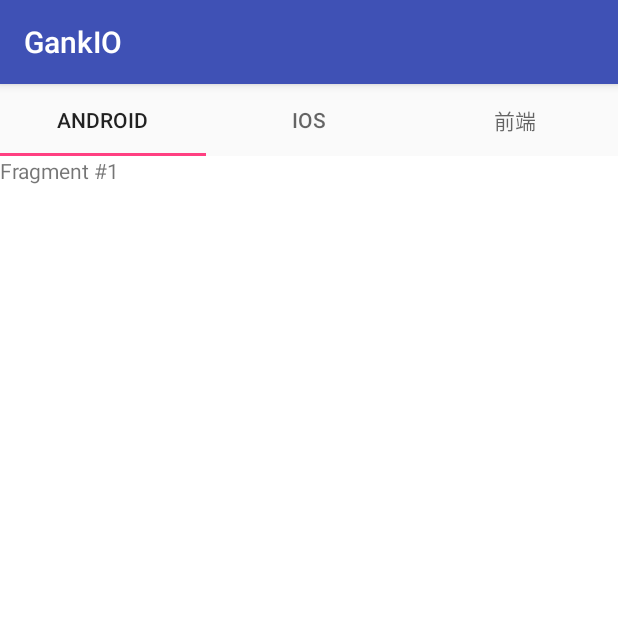
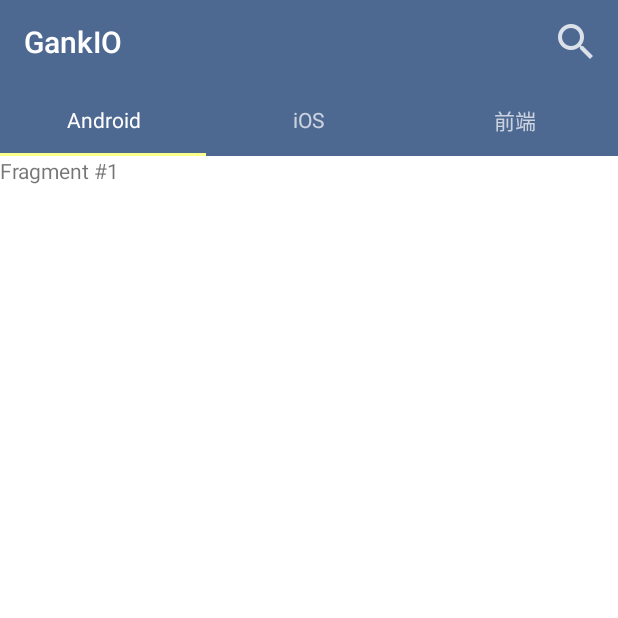
Before and after one commit to jp1017/GankIO, an Android app: the screen it shows after launch (MainActivity), on a phone screen of 412 x 824 dp, the top half of it. Run offline under Robolectric (Android 15) with nearby library versions, the phone set to English and light mode, and no system bars.

Commit message:
change some colors

```diff
--- a/app/src/main/java/com/zhaochunqi/android/gankio/MainActivity.java
+++ b/app/src/main/java/com/zhaochunqi/android/gankio/MainActivity.java
@@ -1,9 +1,15 @@
 package com.zhaochunqi.android.gankio;
 
+import android.os.Build;
 import android.os.Bundle;
 import android.support.design.widget.TabLayout;
 import android.support.v4.view.ViewPager;
 import android.support.v7.app.AppCompatActivity;
+import android.support.v7.widget.Toolbar;
+import android.view.Menu;
+import android.view.MenuInflater;
+import android.view.Window;
+import android.view.WindowManager;
 
 public class MainActivity extends AppCompatActivity {
 
@@ -12,10 +18,27 @@ public class MainActivity extends AppCompatActivity {
         super.onCreate(savedInstanceState);
         setContentView(R.layout.activity_main);
 
+        Toolbar toolbar = (Toolbar) findViewById(R.id.toolbar);
+        setSupportActionBar(toolbar);
+
         ViewPager viewPager = (ViewPager) findViewById(R.id.viewpager);
         viewPager.setAdapter(new ContentFragmentPagerAdapter(getSupportFragmentManager()));
 
         TabLayout tabLayout = (TabLayout) findViewById(R.id.sliding_tabs);
         tabLayout.setupWithViewPager(viewPager);
+
+        if (Build.VERSION.SDK_INT >= Build.VERSION_CODES.LOLLIPOP) {
+            Window window = getWindow();
+            window.addFlags(WindowManager.LayoutParams.FLAG_DRAWS_SYSTEM_BAR_BACKGROUNDS);
+            window.setStatusBarColor(getResources().getColor(R.color.statusBar, null));
+        }
+
+    }
+
+    @Override
+    public boolean onCreateOptionsMenu(Menu menu) {
+        MenuInflater menuInflater = getMenuInflater();
+        menuInflater.inflate(R.menu.menu, menu);
+        return true;
     }
 }
--- /dev/null
+++ b/app/src/main/res/drawable/ic_search_black_24dp.xml
@@ -0,0 +1,9 @@
+<vector xmlns:android="http://schemas.android.com/apk/res/android"
+        android:width="24dp"
+        android:height="24dp"
+        android:viewportWidth="24.0"
+        android:viewportHeight="24.0">
+    <path
+        android:fillColor="#FF000000"
+        android:pathData="M15.5,14h-0.79l-0.28,-0.27C15.41,12.59 16,11.11 16,9.5 16,5.91 13.09,3 9.5,3S3,5.91 3,9.5 5.91,16 9.5,16c1.61,0 3.09,-0.59 4.23,-1.57l0.27,0.28v0.79l5,4.99L20.49,19l-4.99,-5zM9.5,14C7.01,14 5,11.99 5,9.5S7.01,5 9.5,5 14,7.01 14,9.5 11.99,14 9.5,14z"/>
+</vector>
--- a/app/src/main/res/layout/activity_main.xml
+++ b/app/src/main/res/layout/activity_main.xml
@@ -5,11 +5,24 @@
               android:layout_height="match_parent"
               android:orientation="vertical">
 
+    <android.support.v7.widget.Toolbar
+        android:id="@+id/toolbar"
+        android:layout_width="match_parent"
+        android:layout_height="wrap_content"
+        android:background="?attr/colorPrimary"
+        android:minHeight="?attr/actionBarSize"
+        app:titleTextColor="@android:color/white">
+    </android.support.v7.widget.Toolbar>
+
     <android.support.design.widget.TabLayout
         android:id="@+id/sliding_tabs"
         android:layout_width="match_parent"
         android:layout_height="wrap_content"
-        app:tabMode="fixed"/>
+        android:background="@color/colorPrimary"
+        app:tabMode="fixed"
+        app:tabSelectedTextColor="#FFFFFF"
+        app:tabTextAppearance="@android:style/TextAppearance.Widget.TabWidget"
+        app:tabTextColor="#B3FFFFFF"/>
 
     <android.support.v4.view.ViewPager
         android:id="@+id/viewpager"
--- /dev/null
+++ b/app/src/main/res/menu/menu.xml
@@ -0,0 +1,12 @@
+<?xml version="1.0" encoding="utf-8"?>
+<menu xmlns:android="http://schemas.android.com/apk/res/android"
+      xmlns:app="http://schemas.android.com/apk/res-auto">
+
+    <item
+        android:id="@+id/search"
+        android:icon="@drawable/search"
+        android:title="search"
+        app:showAsAction="always"
+        >
+    </item>
+</menu>
--- a/app/src/main/res/values/colors.xml
+++ b/app/src/main/res/values/colors.xml
@@ -1,6 +1,7 @@
 <?xml version="1.0" encoding="utf-8"?>
 <resources>
-    <color name="colorPrimary">#3F51B5</color>
+    <color name="colorPrimary">#4D6992</color>
     <color name="colorPrimaryDark">#303F9F</color>
-    <color name="colorAccent">#FF4081</color>
+    <color name="colorAccent">#FFFF8C</color>
+    <color name="statusBar">#FF375683</color>
 </resources>
--- a/app/src/main/res/values/styles.xml
+++ b/app/src/main/res/values/styles.xml
@@ -1,7 +1,7 @@
 <resources>
 
     <!-- Base application theme. -->
-    <style name="AppTheme" parent="Theme.AppCompat.Light.DarkActionBar">
+    <style name="AppTheme" parent="Theme.AppCompat.Light.NoActionBar">
         <!-- Customize your theme here. -->
         <item name="colorPrimary">@color/colorPrimary</item>
         <item name="colorPrimaryDark">@color/colorPrimaryDark</item>
```
Also changed, not shown: app/src/main/res/drawable-hdpi/search.png (added), app/src/main/res/drawable-mdpi/search.png (added), app/src/main/res/drawable-xhdpi/search.png (added), app/src/main/res/drawable-xxhdpi/search.png (added).
